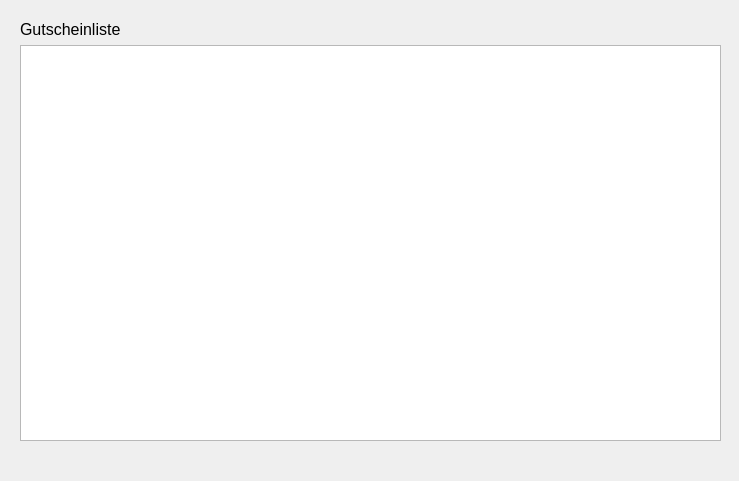
Old version of the form src/gui/qt/ui_components/dialog_voucher_list.ui in the repository minutogit/eMinuto-Desktop-Prototype.
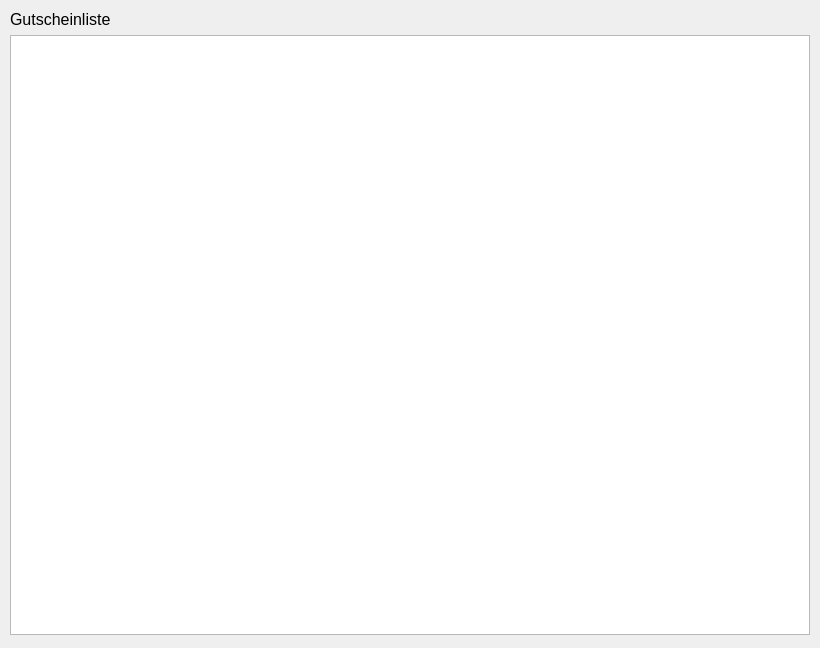
New version of the form.

What changed in the file:
```diff
--- a/src/gui/qt/ui_components/dialog_voucher_list.ui
+++ b/src/gui/qt/ui_components/dialog_voucher_list.ui
@@ -6,42 +6,64 @@
    <rect>
     <x>0</x>
     <y>0</y>
-    <width>739</width>
-    <height>481</height>
+    <width>820</width>
+    <height>648</height>
    </rect>
   </property>
+  <property name="sizePolicy">
+   <sizepolicy hsizetype="Fixed" vsizetype="Fixed">
+    <horstretch>0</horstretch>
+    <verstretch>0</verstretch>
+   </sizepolicy>
+  </property>
+  <property name="maximumSize">
+   <size>
+    <width>16777215</width>
+    <height>16777215</height>
+   </size>
+  </property>
   <property name="windowTitle">
    <string>Dialog</string>
   </property>
-  <widget class="QWidget" name="">
+  <widget class="QLabel" name="label_voucher_list">
    <property name="geometry">
     <rect>
-     <x>20</x>
-     <y>20</y>
-     <width>701</width>
-     <height>421</height>
+     <x>10</x>
+     <y>10</y>
+     <width>103</width>
+     <height>19</height>
     </rect>
    </property>
-   <layout class="QVBoxLayout" name="verticalLayout">
-    <property name="sizeConstraint">
-     <enum>QLayout::SetMaximumSize</enum>
-    </property>
-    <item>
-     <widget class="QLabel" name="label_voucher_list">
-      <property name="font">
-       <font>
-        <pointsize>12</pointsize>
-       </font>
-      </property>
-      <property name="text">
-       <string>Gutscheinliste</string>
-      </property>
-     </widget>
-    </item>
-    <item>
-     <widget class="QTableView" name="tableView_vouchers"/>
-    </item>
-   </layout>
+   <property name="font">
+    <font>
+     <pointsize>12</pointsize>
+    </font>
+   </property>
+   <property name="text">
+    <string>Gutscheinliste</string>
+   </property>
+  </widget>
+  <widget class="QTableView" name="tableView_vouchers">
+   <property name="geometry">
+    <rect>
+     <x>10</x>
+     <y>35</y>
+     <width>800</width>
+     <height>600</height>
+    </rect>
+   </property>
+   <property name="sizePolicy">
+    <sizepolicy hsizetype="Fixed" vsizetype="Fixed">
+     <horstretch>0</horstretch>
+     <verstretch>0</verstretch>
+    </sizepolicy>
+   </property>
+   <property name="minimumSize">
+    <size>
+     <width>800</width>
+     <height>600</height>
+    </size>
+   </property>
   </widget>
  </widget>
  <resources/>
```
Left out of the diff: 2 changed lines with no effect on the pictures.
